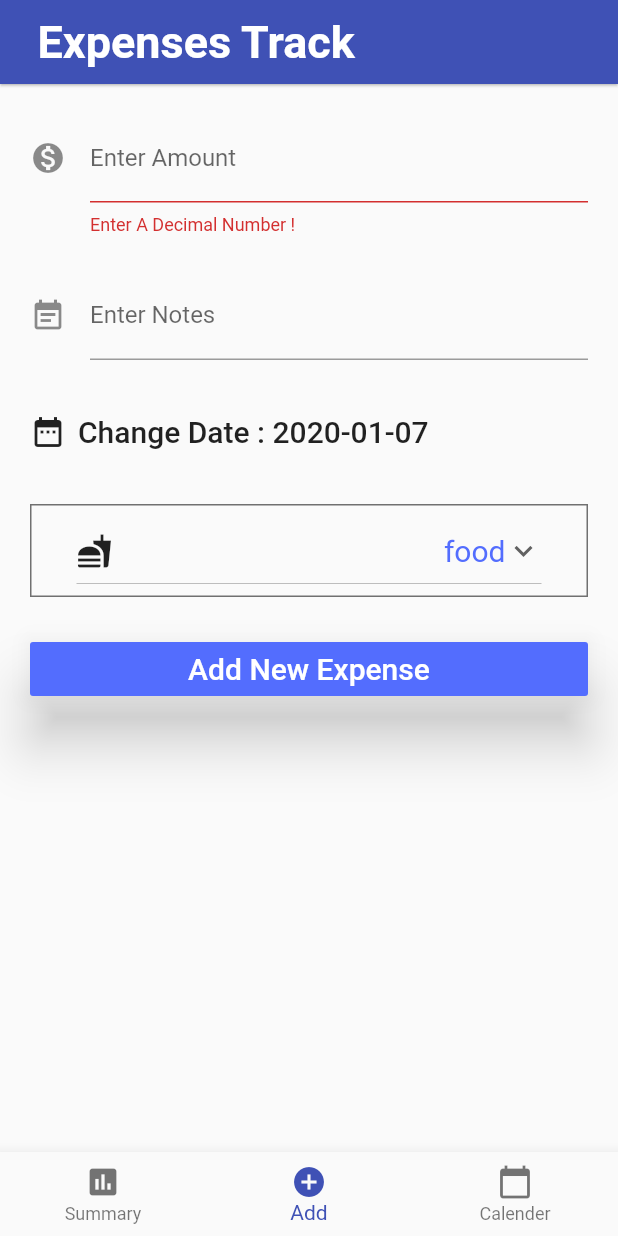
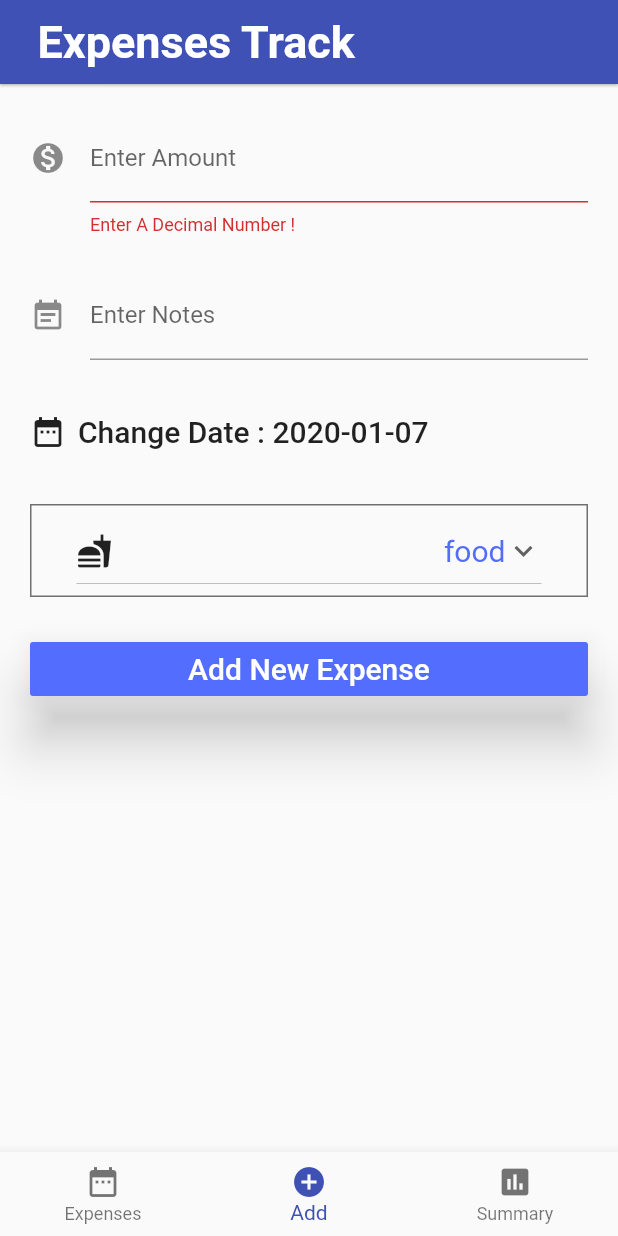
Before and after one commit to SairamNaragoni/FlutterApplications, a Flutter app: the screen it shows after launch, item 2 of the bottom bar chosen, after a tap on "Add New Expense", on a phone screen of 412 x 824 dp. Run offline on Flutter 3.47's test engine with Material 2 defaults, Android fonts, the phone set to English and light mode, and no system bars; our stand-ins replace charts_flutter, sqflite; accounts and stored records are empty.

Commit message:
views updated

```diff
--- a/expenses_track/lib/database/db_scripts.dart
+++ b/expenses_track/lib/database/db_scripts.dart
@@ -1,12 +1,13 @@
 import 'dart:async';
 import 'dart:io';
 import 'package:expenses_track/model/expense.dart';
+import 'package:expenses_track/model/graph.dart';
 import 'package:path/path.dart';
 import 'package:sqflite/sqflite.dart';
 import 'package:path_provider/path_provider.dart';
 
 class ExpensesTrackDb{
-  static final categories = ['food','entertainment','shopping','household','travel','investments','transfers','others'];
+  static final _categories = ['food','entertainment','shopping','household','travel','investments','transfers','others'];
   ExpensesTrackDb._();
   static final ExpensesTrackDb db = ExpensesTrackDb._();
   static Database _database;
@@ -28,52 +29,60 @@ class ExpensesTrackDb{
           await db.execute('CREATE TABLE expenses(id INTEGER PRIMARY KEY,amount REAL,date TEXT,category TEXT,notes TEXT)');
           await db.execute('CREATE TABLE categories(id INTEGER PRIMARY KEY,category TEXT)');
           await db.execute('INSERT INTO expenses (amount,date,category,notes) values (?, ?, ?, ?)',
-              [1000, '2019-12-29', "Food","KFC"]
+              [1000, '2020-01-01', "Food","KFC"]
           );
           await db.execute('INSERT INTO expenses (amount,date,category,notes) values (?, ?, ?, ?)',
-              [100, '2019-12-29', "Food","MCD"]
+              [100, '2020-01-02', "Food","MCD"]
           );
           await db.execute('INSERT INTO expenses (amount,date,category,notes) values (?, ?, ?, ?)',
-              [ 800, '2019-12-29', "Entertainment","Movie"]
+              [ 800, '2020-01-03', "Entertainment","Movie"]
           );
           await db.execute('INSERT INTO expenses (amount,date,category,notes) values (?, ?, ?, ?)',
-              [ 2000, '2019-12-29', "Investments","Mutual Funds"]
+              [ 2000, '2020-01-04', "Investments","Mutual Funds"]
           );
           await db.execute('INSERT INTO expenses (amount,date,category,notes) values (?, ?, ?, ?)',
-              [1000, '2019-12-29', "Shopping","Levis"]
+              [1000, '2020-01-05', "Shopping","Levis"]
           );
           await db.execute('INSERT INTO expenses (amount,date,category,notes) values (?, ?, ?, ?)',
-              [10000, '2019-12-29', "Travel","GOA"]
+              [1000, '2020-01-06', "Travel","GOA"]
           );
           await db.execute('INSERT INTO expenses (amount,date,category,notes) values (?, ?, ?, ?)',
-              [8000, '2019-12-29', "Travel","Gokarna"]
+              [800, '2020-01-06', "Travel","Gokarna"]
           );
           await db.execute('INSERT INTO expenses (amount,date,category,notes) values (?, ?, ?, ?)',
-              [50000, '2019-12-29', "Transfers","Dad"]
+              [1200, '2020-01-06', "Transfers","Dad"]
           );
           await db.execute('INSERT INTO expenses (amount,date,category,notes) values (?, ?, ?, ?)',
-              [100, '2019-12-29', "Others","Bday"]
+              [100, '2020-01-06', "Others","Bday"]
           );
-          for(int i =0;i<categories.length;i++){
-            await db.execute('INSERT INTO categories(id,category) VALUES(?,?)',[i+1,categories[i]]);
+          for(int i =0;i<_categories.length;i++){
+            await db.execute('INSERT INTO categories(id,category) VALUES(?,?)',[i+1,_categories[i]]);
           }
-          print('Database Created and Categories Inserted');
         },
     );
   }
 
   Future<List<Expense>> getAllExpenses() async {
     final db = await database;
-    List<Map> results = await db.query("expenses");
+    List<Map> results = await db.query("expenses",orderBy: "date");
     List<Expense> expenses = new List();
     results.forEach((result){
       expenses.add(Expense.fromMap(result));
     });
     return expenses;
   }
+  Future<List<Graph>> getAllExpensesGroupedByDate() async {
+    final db = await database;
+    List<Map> results = await db.rawQuery("SELECT date,SUM(amount) as total FROM expenses GROUP BY date");
+    List<Graph> points = new List();
+    results.forEach((result){
+      points.add(Graph.fromMap(result));
+    });
+    return points;
+  }
+
 
   Future<List<Expense>> getAllExpensesByDate(String date) async{
-    print('Getting all expenses on : '+date);
     final db = await database;
     List <Map> results = await db.query("expenses",where:"date = ?",whereArgs: [date]);
     List<Expense> expenses = new List();
@@ -84,17 +93,15 @@ class ExpensesTrackDb{
     return expenses;
   }
 
-  Future<Expense> insertExpense(Expense expense) async{
+  insertExpense(Expense expense) async{
     final db = await database;
-    var maxIdResult = await db.rawQuery(
-        'SELECT MAX(id)+1 as last_inserted_id FROM expenses'
+//    var maxIdResult = await db.rawQuery(
+//        'SELECT MAX(id)+1 as last_inserted_id FROM expenses'
+//    );
+//    var id = maxIdResult.first['last_inserted_id'];
+    await db.rawInsert('INSERT INTO expenses (amount, date, category,notes) VALUES (?, ?, ?, ?)',
+        [expense.amount, expense.formattedDate, expense.category,expense.notes]
     );
-    var id = maxIdResult.first['last_inserted_id'];
-    var result = await db.rawInsert('INSERT Into expenses (id, amount, date, category,notes) VALUES (?, ?, ?, ?, ?)',
-        [ id, expense.amount, expense.date.toString(), expense.category,expense.notes]
-    );
-    print('Iserting Expenses'+ result.toString());
-    return Expense(id,expense.amount,expense.date,expense.category,expense.notes);
   }
 
   update(Expense expense) async {
@@ -110,4 +117,19 @@ class ExpensesTrackDb{
     db.delete("expenses", where: "id = ?", whereArgs: [id]);
   }
 
+  Future<List<String>> getAllCategories() async {
+    final db = await database;
+    List<Map> results = await db.query("categories");
+    List<String> categories = new List();
+    results.forEach((result){
+      categories.add(result['category']);
+    });
+    return categories;
+  }
+
+  insertCategory(String newCategory) async{
+    final db = await database;
+    await db.rawInsert('INSERT INTO categories (category) VALUES(?)',[newCategory]);
+  }
+
 }
--- a/expenses_track/lib/expenses_track_home.dart
+++ b/expenses_track/lib/expenses_track_home.dart
@@ -1,4 +1,5 @@
 import 'package:expenses_track/views/expenses.dart';
+import 'package:expenses_track/views/summary.dart';
 import 'package:flutter/material.dart';
 import 'views/add_expense.dart';
 
@@ -12,11 +13,11 @@ class _ExpensesTrackHomeState extends State<ExpensesTrackHome> {
   int _selectedIndex = 0;
   static const TextStyle optionStyle = TextStyle(fontSize: 30, fontWeight: FontWeight.bold);
 
-  Widget _getView(){
+  Widget _getView(BuildContext context){
     switch(_selectedIndex){
-      case 0: return Expenses().getSummaryView();
+      case 0: return Expenses();
       case 1: return AddExpense();
-      case 2: return Text('Under Progress !!');
+      case 2: return Summary();
     }
   }
   void _onItemTapped(int index) {
@@ -32,20 +33,20 @@ class _ExpensesTrackHomeState extends State<ExpensesTrackHome> {
         titleSpacing: 25,
         elevation: 0.7,
       ),
-      body: _getView(),
+      body: _getView(context),
         bottomNavigationBar: BottomNavigationBar(
           items: const <BottomNavigationBarItem>[
             BottomNavigationBarItem(
-              icon: Icon(Icons.assessment),
-              title: Text('Summary'),
+              icon: Icon(Icons.date_range),
+              title: Text('Expenses'),
             ),
             BottomNavigationBarItem(
               icon: Icon(Icons.add_circle),
               title: Text('Add'),
             ),
             BottomNavigationBarItem(
-              icon: Icon(Icons.calendar_today),
-              title: Text('Calender'),
+              icon: Icon(Icons.assessment),
+              title: Text('Summary'),
             ),
           ],
           currentIndex: _selectedIndex,
--- /dev/null
+++ b/expenses_track/lib/model/graph.dart
@@ -0,0 +1,12 @@
+class Graph{
+  final x;
+  final y;
+  Graph(this.x,this.y);
+
+  factory Graph.fromMap(Map<dynamic,dynamic> m){
+    return Graph(
+      DateTime.parse(m['date']),
+      m['total']
+    );
+  }
+}
--- a/expenses_track/lib/utils/date_utils.dart
+++ b/expenses_track/lib/utils/date_utils.dart
@@ -1,15 +1,17 @@
 import 'package:flutter/material.dart';
+import 'package:intl/intl.dart';
 
 class DateUtils{
-  static DateTime date = DateTime.now();
-  static Future<Null> selectDate(BuildContext context) async{
-    final DateTime _selected = await showDatePicker(
+  static Future<DateTime> selectDate(BuildContext context,DateTime initialDate) async{
+    return await showDatePicker(
       context: context,
-      initialDate: date,
+      initialDate: initialDate == null ? DateTime.now() : initialDate,
       firstDate: DateTime(2000),
       lastDate: DateTime(2100),
     );
-    if(_selected != null && _selected != date)
-        date = _selected;
-    }
+  }
+  static String formattedDate(DateTime date){
+    var formatter = new DateFormat('yyyy-MM-dd');
+    return formatter.format(date);
+  }
 }
--- a/expenses_track/lib/utils/utils.dart
+++ b/expenses_track/lib/utils/utils.dart
@@ -1,6 +1,22 @@
 import 'package:flutter/material.dart';
 
 class Utils{
+  static final boxSpace = SizedBox(height: 24,);
+  static final box = SizedBox(
+    width: 30,
+    height: 30,
+  );
+
+  static textPlaceHolder({String text="No Data Available"}){
+    return Center(child : Text(
+      text,
+      style: TextStyle(
+        fontSize: 20,
+      ),
+    )
+    );
+  }
+
   static getIcon(String category){
     switch(category.toLowerCase()){
       case 'food' : return Icons.fastfood;
@@ -13,4 +29,31 @@ class Utils{
       case 'others' : return Icons.scatter_plot;
     }
   }
+
+  static getLoadingIcon(){
+    return Column(
+      mainAxisAlignment: MainAxisAlignment.center,
+      children: <Widget>[
+        Row(
+          mainAxisAlignment: MainAxisAlignment.center,
+          children: <Widget>[
+            SizedBox(
+              child: CircularProgressIndicator(),
+              width: 60,
+              height: 60,
+            ),
+          ],
+        ),
+        Row(
+          mainAxisAlignment: MainAxisAlignment.center,
+          children: <Widget>[
+            const Padding(
+              padding: EdgeInsets.only(top: 16),
+              child: Text('Loading Data...'),
+            )
+          ],
+        ),
+      ],
+    );
+  }
 }
--- a/expenses_track/lib/views/add_expense.dart
+++ b/expenses_track/lib/views/add_expense.dart
@@ -1,3 +1,4 @@
+import 'package:expenses_track/database/db_scripts.dart';
 import 'package:expenses_track/model/expense.dart';
 import 'package:expenses_track/utils/date_utils.dart';
 import 'package:expenses_track/utils/utils.dart';
@@ -12,8 +13,18 @@ class AddExpense extends StatefulWidget{
 class _AddExpenseState extends State<AddExpense> {
   Expense expense = Expense.cate("food");
   final GlobalKey<FormState> _formKey = GlobalKey<FormState>();
-  final boxSpace = SizedBox(height: 24,);
-  static final categories = ['food','entertainment','shopping','household','travel','investments','transfers','others'];
+  static final categories =
+  ['food','entertainment','shopping','household','travel','investments','transfers','others'];
+
+  datePicker(BuildContext context){
+    Future<DateTime> selectDate = DateUtils.selectDate(context,null);
+    selectDate.then((DateTime dt){
+      setState(() {
+        if(dt!=null)
+          expense.date = dt;
+      });
+    });
+  }
 
   @override
   Widget build(BuildContext context) {
@@ -21,10 +32,24 @@ class _AddExpenseState extends State<AddExpense> {
       padding: EdgeInsets.all(20.0),
       child : Form(
         key: _formKey,
-        autovalidate: true,
         child: ListView(
           children: <Widget>[
-            TextFormField(
+            _getNumericField(),
+            Utils.boxSpace,
+            _getTextField(),
+            Utils.boxSpace,
+            _getDateButton(),
+            Utils.boxSpace,
+            _getDropDownCategories(),
+            Utils.boxSpace,
+            _getSubmitButton(),
+          ],
+        ),
+      ),
+    );
+  }
+  _getNumericField(){
+    return TextFormField(
       decoration: InputDecoration(
           icon: Icon(Icons.monetization_on),
           labelText: "Enter Amount",
@@ -40,12 +65,13 @@ class _AddExpenseState extends State<AddExpense> {
         }
       },
       onSaved: (String value){
-                print(value);
         expense.amount = double.parse(value);
       },
-            ),
-            boxSpace,
-            TextFormField(
+    );
+  }
+
+  _getTextField() {
+    return TextFormField(
       decoration: InputDecoration(
         icon: Icon(Icons.event_note),
         labelText: "Enter Notes",
@@ -55,9 +81,11 @@ class _AddExpenseState extends State<AddExpense> {
       onSaved: (String value){
         expense.notes = value;
       },
-            ),
-            boxSpace,
-            Row(
+    );
+  }
+
+  _getDateButton() {
+    return Row(
       mainAxisAlignment: MainAxisAlignment.spaceBetween,
       children: <Widget>[
         FlatButton.icon(
@@ -69,12 +97,14 @@ class _AddExpenseState extends State<AddExpense> {
             ),
           ),
           icon: Icon(Icons.date_range),
-                  onPressed: () => DateUtils.selectDate(context),
+          onPressed: () => datePicker(context),
         ),
       ],
-            ),
-            boxSpace,
-            Container(
+    );
+  }
+
+  _getDropDownCategories() {
+    return Container(
       decoration: new BoxDecoration(
         border: Border.all(color: Color.fromRGBO(112, 112, 112, 1.0), width: 1.0),
       ),
@@ -90,10 +120,6 @@ class _AddExpenseState extends State<AddExpense> {
           color: Colors.indigoAccent,
           fontSize: 20,
         ),
-//                underline: Container(
-//                  height: 1,
-//                  color: Colors.deepPurpleAccent,
-//                ),
         onChanged: (String newValue){
           setState(() {
             expense.category = newValue;
@@ -112,16 +138,23 @@ class _AddExpenseState extends State<AddExpense> {
           );
         }).toList(),
       ),
-            ),
-            boxSpace,
-            RaisedButton(
+    );
+  }
+
+  _getSubmitButton() {
+    return RaisedButton(
       color: Colors.indigoAccent,
       elevation: 16,
       textColor: Colors.white,
       onPressed: (){
         if(_formKey.currentState.validate()){
           _formKey.currentState.save();
-                  print(expense.toString());
+          ExpensesTrackDb.db.insertExpense(expense);
+          final snackBar = SnackBar(
+            content: Text("Expense Added"),
+          );
+          Scaffold.of(context).showSnackBar(snackBar);
+          _formKey.currentState.reset();
         }
       },
       child: Text(
@@ -131,10 +164,6 @@ class _AddExpenseState extends State<AddExpense> {
         ),
         textAlign: TextAlign.center,
       ),
-            )
-          ],
-        ),
-      ),
     );
   }
 
--- a/expenses_track/lib/views/expenses.dart
+++ b/expenses_track/lib/views/expenses.dart
@@ -1,31 +1,57 @@
 import 'package:expenses_track/database/db_scripts.dart';
 import 'package:expenses_track/model/expense.dart';
+import 'package:expenses_track/utils/date_utils.dart';
+import 'package:flutter/cupertino.dart';
 import 'package:flutter/material.dart';
 import 'package:expenses_track/utils/utils.dart';
 
-class Expenses{
+class Expenses extends StatefulWidget{
+  Expenses({Key key}):super(key : key);
+  ExpensesState createState ()=> ExpensesState();
+}
 
-  static const _date = '2019-12-29';
-  final Future<List<Expense>> _expensesList =  ExpensesTrackDb.db.getAllExpensesByDate("2019-12-29");
+class ExpensesState extends State<Expenses>{
+  static DateTime date = DateTime.now();
+  Future<List<Expense>> _expensesList =  ExpensesTrackDb.db.getAllExpensesByDate(DateUtils.formattedDate(date));
 
-  getSummaryView(){
+  @override
+  Widget build(BuildContext context) {
     return Column(
       children: <Widget>[
-        const RaisedButton(
-          child: Text(
-              _date,
+        Row(
+          mainAxisAlignment: MainAxisAlignment.center,
+          children: <Widget>[
+            Icon(Icons.arrow_back_ios),
+            RaisedButton.icon(
+              icon: Icon(Icons.calendar_today),
+              label: Text(
+                DateUtils.formattedDate(date),
                 style: TextStyle(
                     fontSize: 20,
-                  color:Colors.white
+                    color:Colors.indigoAccent
                 ),
               ),
-          onPressed: null
+              onPressed: () => _datePicker(context),
+            ),
+            Icon(Icons.arrow_forward_ios),
+          ],
         ),
         Expanded(
           child: _getExpensesList(),
-        )
+        ),
       ],
     );
+  }
+
+  _datePicker(BuildContext context){
+    Future<DateTime> selectDate = DateUtils.selectDate(context,date);
+    selectDate.then((DateTime dt){
+      setState(() {
+        if(dt!=null)
+          date = dt;
+        _expensesList = ExpensesTrackDb.db.getAllExpensesByDate(DateUtils.formattedDate(date));
+      });
+    });
   }
 
   _getExpensesList(){
@@ -37,15 +63,16 @@ class Expenses{
         }
         switch(snapshot.connectionState){
           case ConnectionState.none:
-              return Text('No Data Available');
+            return const Text('No Data Available');
           case ConnectionState.waiting:
-              return const Text('Loading Data...');
+           return Utils.getLoadingIcon();
           case ConnectionState.active:
           case ConnectionState.done:
             if(snapshot.data.isEmpty){
-                return Text("No Data Available");
+              return Utils.textPlaceHolder();
             }
             return ListView.builder(
+              physics: BouncingScrollPhysics(),
               itemCount: snapshot.data.length,
               itemBuilder: (_, int index){
                 final Expense e = snapshot.data[index];
@@ -57,7 +84,7 @@ class Expenses{
               }
             );
         }
-          return Text("No Aata Available");
+        return Text("No Data Available");
       }
     );
   }
@@ -74,4 +101,5 @@ class Expenses{
       color: Colors.blue[500],
     ),
   );
+
 }
--- a/expenses_track/pubspec.yaml
+++ b/expenses_track/pubspec.yaml
@@ -23,6 +23,7 @@ dependencies:
   path: any
   intl: any
   path_provider: ^1.5.1
+  charts_flutter: ^0.8.1
 
   # The following adds the Cupertino Icons font to your application.
   # Use with the CupertinoIcons class for iOS style icons.
```
Also changed, not shown: expenses_track/lib/views/summary.dart (added, +59 -0 lines), expenses_track/pubspec.lock. Lines whose indentation alone changed are shown as unchanged.
